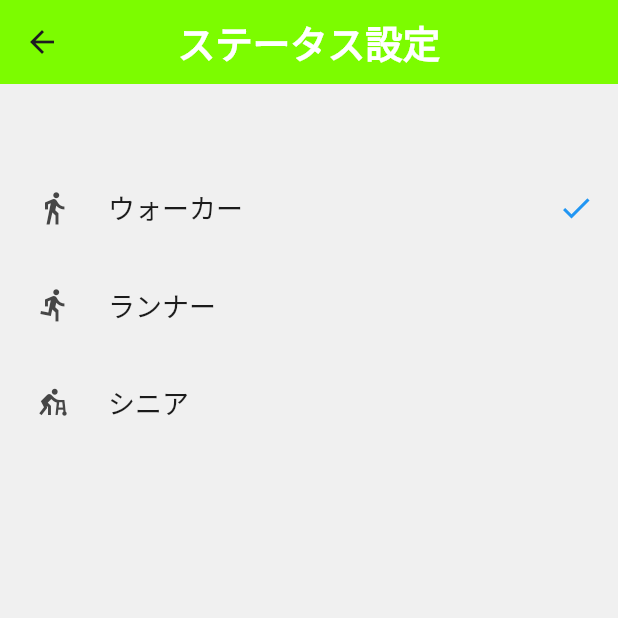
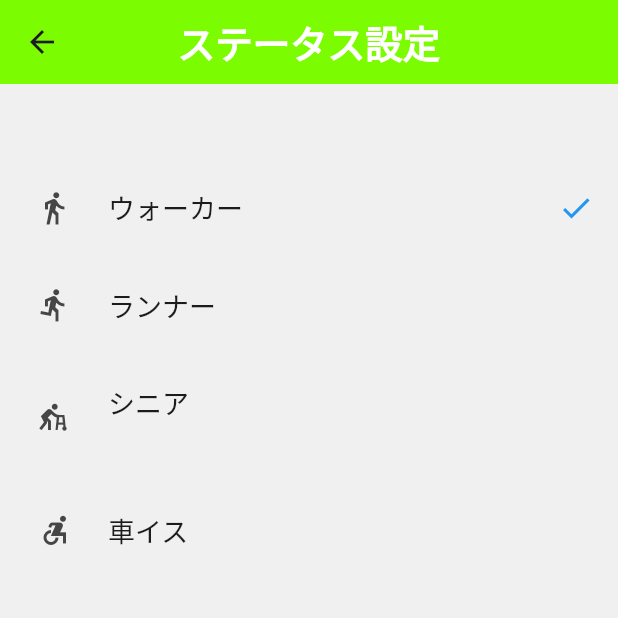
Before and after one commit to giant-shrimp/Chikuhou_frontend, a Flutter app: the MenuScreen screen opened directly, after a tap on "ステータス設定", on a phone screen of 412 x 824 dp, the top half of it. Run offline on Flutter 3.47's test engine with Material 3 defaults, Android fonts, the light colour scheme and no system bars; drawn by our look-alikes of settings_ui; our stand-ins replace hooks_riverpod; generated files the repository leaves out were written again.

Commit message:
ステータス設定->車イス欄の追加

```diff
--- a/lib/l10n/app_en.arb
+++ b/lib/l10n/app_en.arb
@@ -20,5 +20,6 @@
 
   "walker": "Walker",
   "runner": "Runner",
-  "senior": "Senior"
+  "senior": "Senior",
+  "wheelchair": "Wheelchair"
 }
--- a/lib/l10n/app_ja.arb
+++ b/lib/l10n/app_ja.arb
@@ -20,5 +20,6 @@
 
   "walker": "ウォーカー",
   "runner": "ランナー",
-  "senior": "シニア"
+  "senior": "シニア",
+  "wheelchair": "車イス"
 }
--- a/lib/l10n/app_ko.arb
+++ b/lib/l10n/app_ko.arb
@@ -20,6 +20,7 @@
 
   "walker": "보행자",
   "runner": "러너",
-  "senior": "노인"
+  "senior": "노인",
+  "wheelchair": "휠체어"
 
 }
--- a/lib/src/screens/menu.dart
+++ b/lib/src/screens/menu.dart
@@ -23,6 +23,9 @@ class MenuScreen extends HookConsumerWidget {
     } else if (currentStatus == 'senior') {
       statusIcon = Icons.assist_walker_sharp;
       statusText = AppLocalizations.of(context)!.senior;
+    } else if (currentStatus == 'wheelchair') {
+      statusIcon = Icons.accessible_forward_sharp;
+      statusText = AppLocalizations.of(context)!.wheelchair;
     } else {
       statusIcon = Icons.directions_walk_sharp;
       statusText = AppLocalizations.of(context)!.walker;
--- a/lib/src/screens/settings_status.dart
+++ b/lib/src/screens/settings_status.dart
@@ -47,12 +47,24 @@ class SettingsStatus extends HookConsumerWidget {
               SettingsTile(
                 leading: const Icon(Icons.assist_walker_sharp),
                 title: Text(AppLocalizations.of(context)!.senior),
+                description: const Text(''),
                 trailing: currentStatus == 'senior'
                     ? const Icon(Icons.done, color: Colors.blue) // Senior選択時にチェックマーク
                     : null,
                 //機能完成後にコメントアウトを解除
                 // onPressed: (context) {
                 //   ref.read(statusProvider.notifier).state = 'senior';  // Seniorに変更
+                // },
+              ),
+              SettingsTile(
+                leading: const Icon(Icons.accessible_forward_sharp),
+                title: Text(AppLocalizations.of(context)!.wheelchair),
+                trailing: currentStatus == 'wheelchair'
+                    ? const Icon(Icons.done, color: Colors.blue) // Senior選択時にチェックマーク
+                    : null,
+                //機能完成後にコメントアウトを解除
+                // onPressed: (context) {
+                //   ref.read(statusProvider.notifier).state = 'wheelchair';  // Wheelchairに変更
                 // },
               ),
             ],
```
